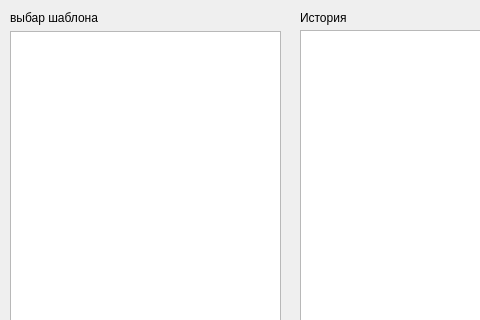
Qt form interface.ui (dim272/gen_docs) before a commit; both pictures show x 0 to 480 and y 0 to 320 of the 1161 by 704 pixel window.
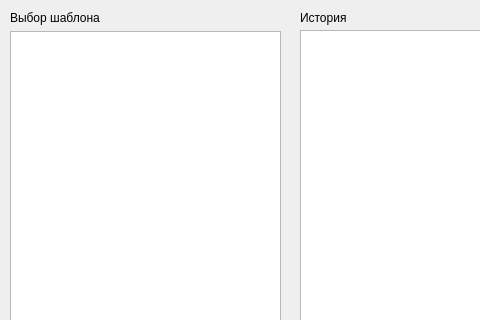
The same form after that commit.

Commit message: Обновлён интерфейс. Начато объединения с бд

```diff
--- a/interface.ui
+++ b/interface.ui
@@ -133,7 +133,7 @@
      </rect>
     </property>
     <property name="text">
-     <string>выбар шаблона</string>
+     <string>Выбор шаблона</string>
     </property>
    </widget>
    <widget class="QLabel" name="label_2">
```
Left out of the diff: 11 changed lines with no effect on the pictures. The commit also changes 6 other files.
